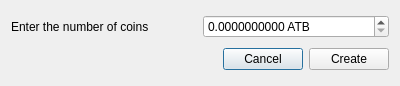
Before: the Qt Designer form src/qt/forms/bonuscodedialog.ui in Ailein/atbcoin-insight, drawn with Qt 5.
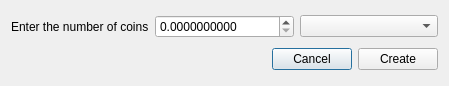
After: the same form once the commit is applied.

Commit message: Fixed form of creating bonuses

Diff of the .ui file:
```diff
--- a/src/qt/forms/bonuscodedialog.ui
+++ b/src/qt/forms/bonuscodedialog.ui
@@ -6,10 +6,16 @@
    <rect>
     <x>0</x>
     <y>0</y>
-    <width>400</width>
+    <width>449</width>
     <height>86</height>
    </rect>
   </property>
+  <property name="maximumSize">
+   <size>
+    <width>449</width>
+    <height>86</height>
+   </size>
+  </property>
   <property name="windowTitle">
    <string>Create Bonus Code</string>
   </property>
@@ -35,7 +41,7 @@
         </size>
        </property>
        <property name="suffix">
-        <string> ATB</string>
+        <string> </string>
        </property>
        <property name="decimals">
         <number>10</number>
@@ -48,6 +54,9 @@
        </property>
       </widget>
      </item>
+     <item>
+      <widget class="QComboBox" name="CCoins"/>
+     </item>
     </layout>
    </item>
    <item>
```
The commit also changes 2 other files.
